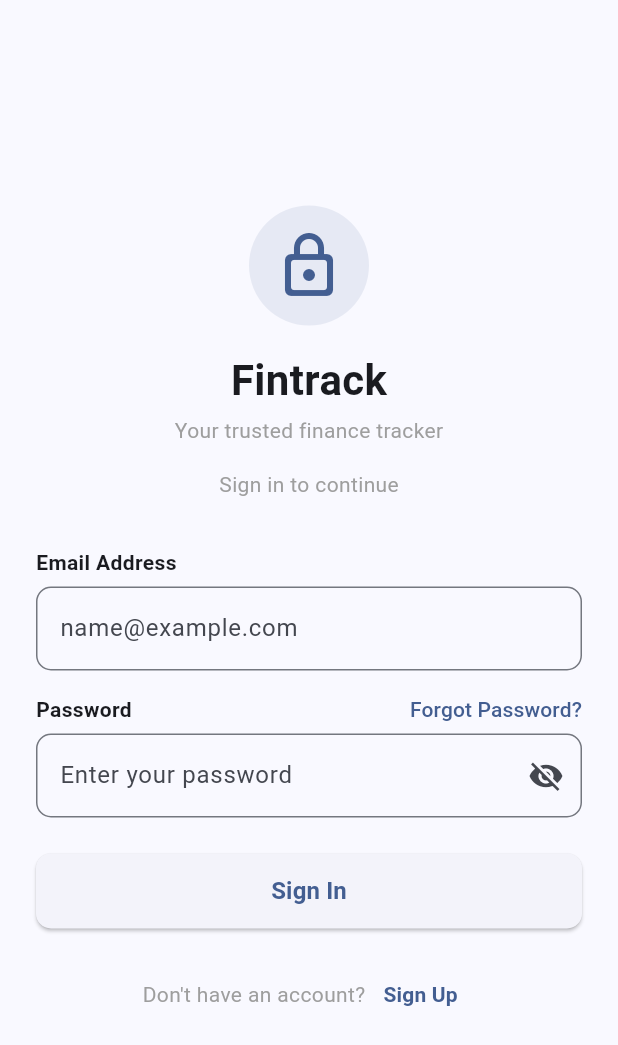
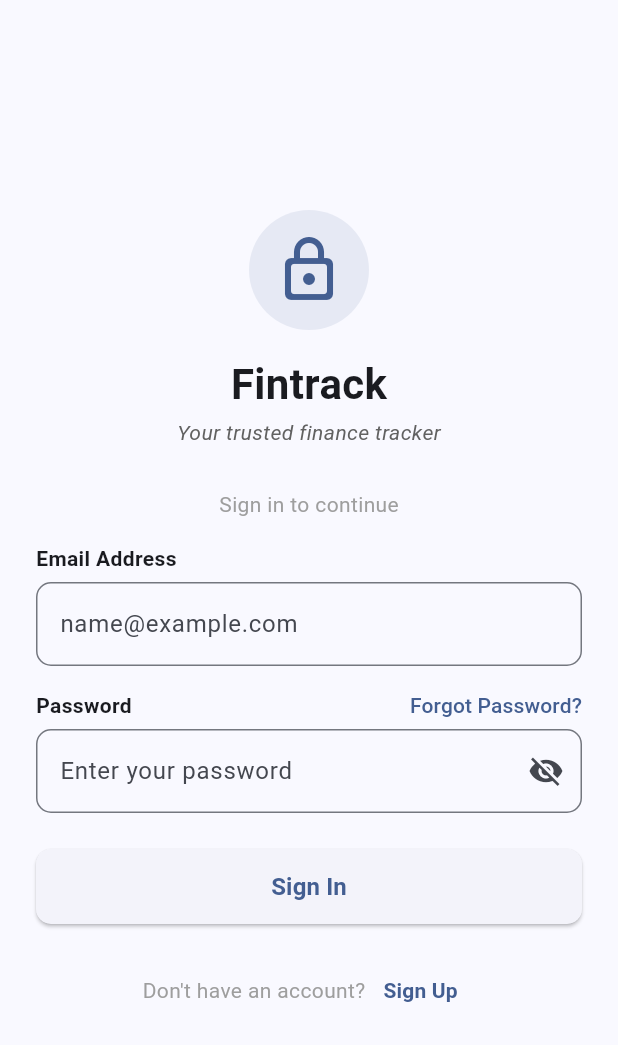
Before and after one commit to wenPen20/Mobile-App-Fintrack-G7, a Flutter app: the screen it shows after launch, on a phone screen of 412 x 824 dp. Shown: the top 1045 px of the screen. Run offline on Flutter 3.47's test engine with Material 3 defaults, Android fonts, the phone set to English and light mode, and no system bars; our stand-ins replace device_preview, fl_chart, flutter_riverpod, go_router, shared_preferences; missing offline and left inert: gpt_markdown.

Commit message:
fix: spacing adjustment

```diff
--- a/fintrack-mobile/lib/features/auth/screens/login_screen.dart
+++ b/fintrack-mobile/lib/features/auth/screens/login_screen.dart
@@ -126,21 +126,25 @@ class _LoginScreenState extends ConsumerState<LoginScreen> {
                     ),
                   ),
                 ),
-                const SizedBox(height: 4),
+                const SizedBox(height: 2),
                 const Center(
                   child: Text(
                     'Your trusted finance tracker',
-                    style: TextStyle(color: Colors.grey, fontSize: 14),
+                    style: TextStyle(
+                      color: Color(0xFF616161),
+                      fontSize: 14,
+                      fontStyle: FontStyle.italic,
+                    ),
                   ),
                 ),
-                const SizedBox(height: 16),
+                const SizedBox(height: 28),
                 const Center(
                   child: Text(
                     'Sign in to continue',
                     style: TextStyle(color: Colors.grey, fontSize: 14),
                   ),
                 ),
-                const SizedBox(height: 32),
+                const SizedBox(height: 16),
 
                 // Error Banner
                 if (_formError != null) ...[
```
